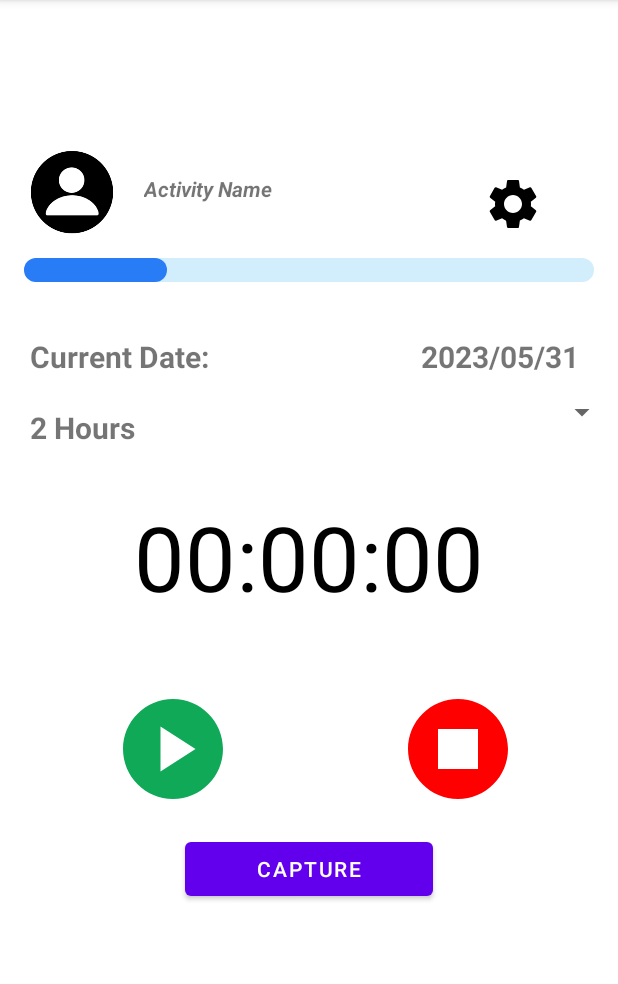
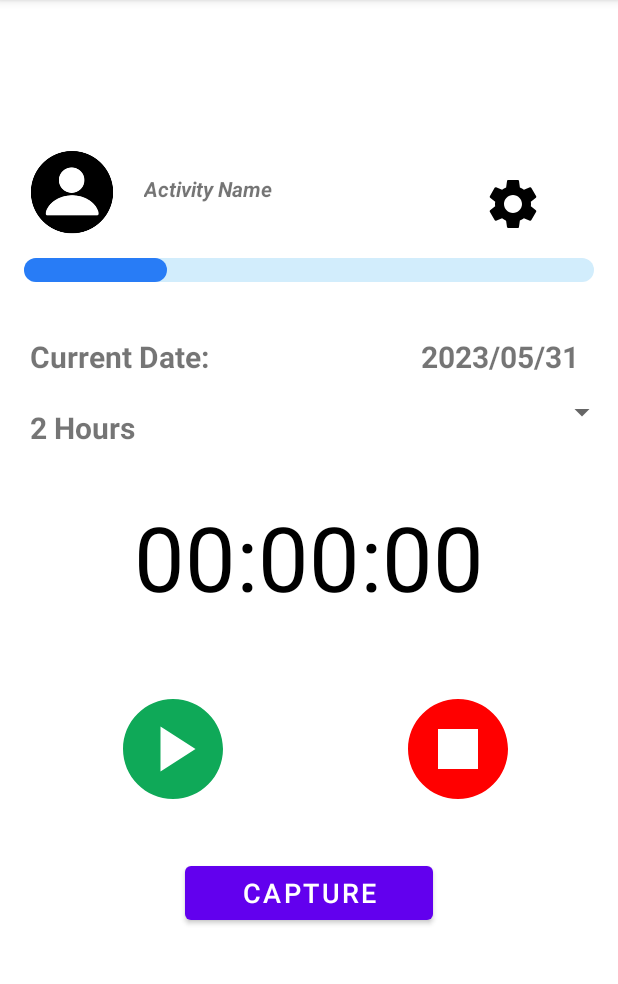
Before and after one commit to GabrielGrobb/opsc7311_part2, an Android app: the CaptureTask screen opened directly, with no data from a screen before it, on a phone screen of 412 x 824 dp, the part 84-1068 px from its top. Run offline under Robolectric (Android 15) with nearby library versions, the phone set to English and light mode, and no system bars.

Commit message:
Moved button slightly lower. Added new string to the resource string.

```diff
--- a/app/src/main/res/layout/activity_capture_task.xml
+++ b/app/src/main/res/layout/activity_capture_task.xml
@@ -166,8 +166,9 @@
             android:layout_width="165dp"
             android:layout_height="wrap_content"
             android:layout_gravity="center"
-            android:layout_marginTop="16dp"
-            android:text="Capture" />
+            android:textSize="18dp"
+            android:layout_marginTop="32dp"
+            android:text="@string/capture_text" />
 
 
 
--- a/app/src/main/res/values/strings.xml
+++ b/app/src/main/res/values/strings.xml
@@ -36,6 +36,7 @@
     <string name="category_header">Category</string>
     -- Capture Task Page
     <string name="activity_current_date">Current Date:</string>
+    <string name="capture_text">CAPTURE</string>>
     <string-array name="timeformat_array">
         <item>Hrs</item>
         <item>Min</item>
```
